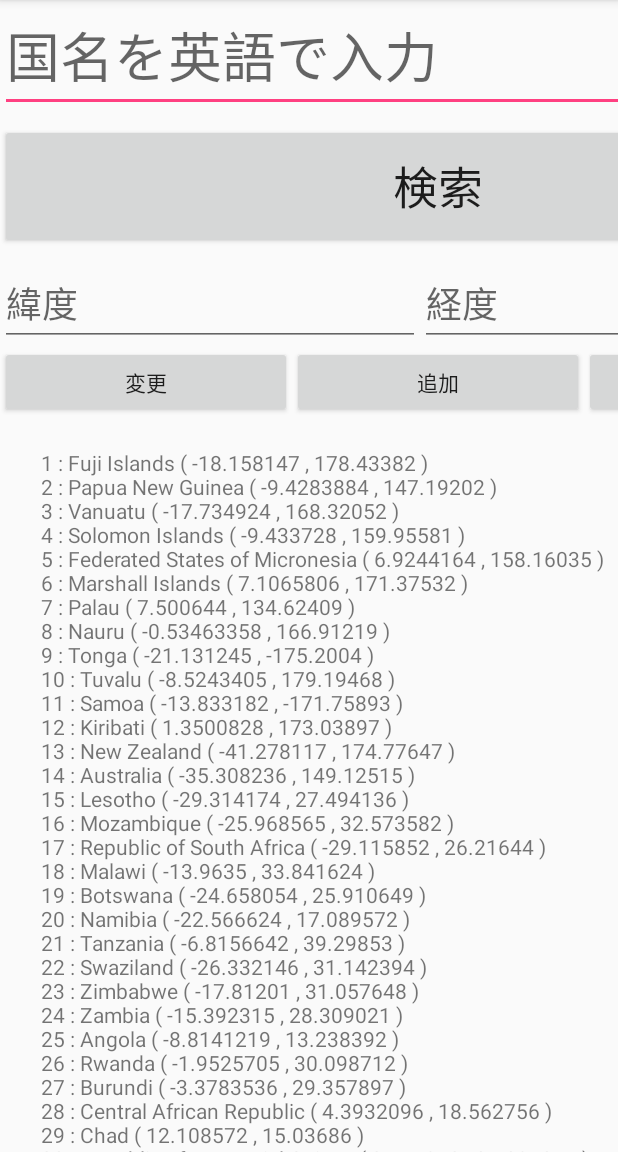
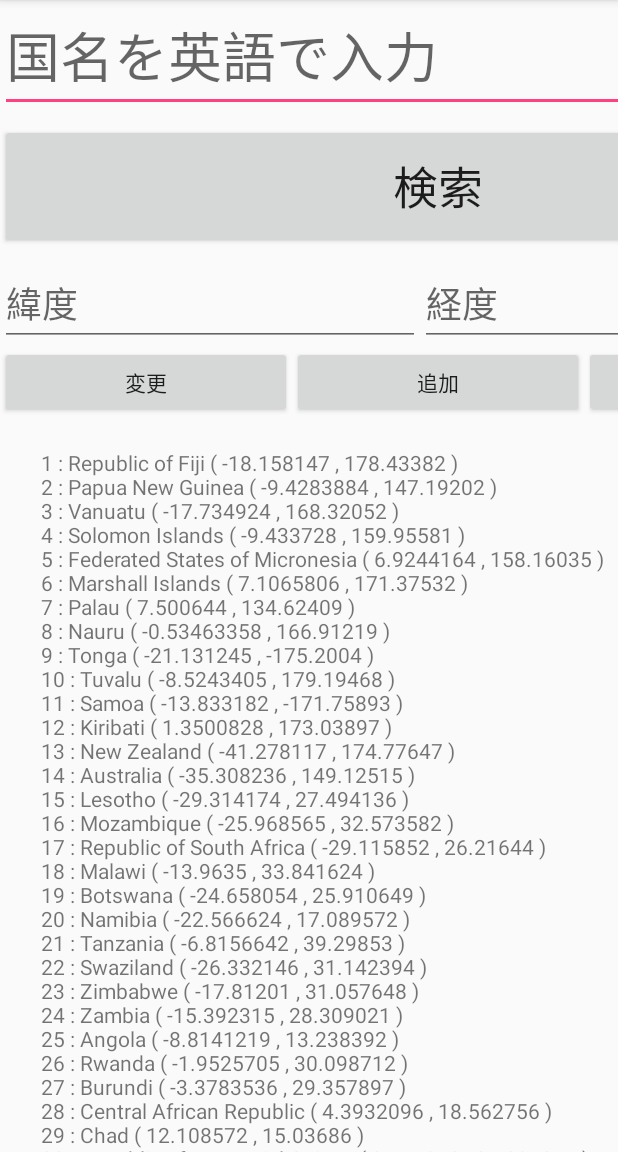
Before and after one commit to j16014/MyApplication5, an Android app: the screen it shows after launch (MainActivity), after a tap on "変更", on a phone screen of 412 x 824 dp, the part 84-1236 px from its top. Run offline under Robolectric (Android 15) with nearby library versions, the phone set to English and light mode, and no system bars.

Commit message:
first commit

```diff
--- a/countrysearch/src/main/java/com/example/countrysearch/DatabaseHelper.java
+++ b/countrysearch/src/main/java/com/example/countrysearch/DatabaseHelper.java
@@ -29,7 +29,7 @@ public class DatabaseHelper extends SQLiteOpenHelper {
         sql += ")";
         sqLiteDatabase.execSQL(sql);
 
-        sqLiteDatabase.execSQL("INSERT INTO MyTable(Name,Ido,Keido) values ('Fuji Islands',-18.158147,178.43382);");
+        sqLiteDatabase.execSQL("INSERT INTO MyTable(Name,Ido,Keido) values ('Republic of Fiji',-18.158147,178.43382);");
         sqLiteDatabase.execSQL("INSERT INTO MyTable(Name,Ido,Keido) values ('Papua New Guinea',-9.4283884,147.19202);");
         sqLiteDatabase.execSQL("INSERT INTO MyTable(Name,Ido,Keido) values ('Vanuatu',-17.734924,168.32052);");
         sqLiteDatabase.execSQL("INSERT INTO MyTable(Name,Ido,Keido) values ('Solomon Islands',-9.433728,159.95581);");
--- a/countrysearch/src/main/java/com/example/countrysearch/MainActivity.java
+++ b/countrysearch/src/main/java/com/example/countrysearch/MainActivity.java
@@ -5,6 +5,10 @@ import android.content.Intent;
 import android.database.Cursor;
 import android.database.DatabaseUtils;
 import android.database.sqlite.SQLiteDatabase;
+import android.graphics.Color;
+import android.graphics.drawable.ColorDrawable;
+import android.graphics.drawable.Drawable;
+import android.support.v4.content.res.ResourcesCompat;
 import android.support.v7.app.AppCompatActivity;
 import android.os.Bundle;
 import android.view.View;
@@ -28,12 +32,16 @@ public class MainActivity extends AppCompatActivity{
     private Button delete;
     /* 更新ボタン */
     private Button change;
+
+    TextView searchText;
     /* 国名変数 */
     private String text;
     /* 緯度変数 */
     private String text2;
     /* 経度変数 */
     private String text3;
+
+    int flag1=0,flag2=0,flag3=0;
 
     /* 追加ボタンのClickリスナー */
     private View.OnClickListener join_ClickListener = new View.OnClickListener(){
@@ -70,6 +78,12 @@ public class MainActivity extends AppCompatActivity{
 
         // db情報表示
         dbDisplay();
+
+        if(flag1==1&&flag2==1&&flag3==1){
+            //TextView searchText = new TextView(this);
+            searchText.setTextColor(Color.RED);
+            setContentView(searchText);
+        }
     }
 
     /* 追加ボタンClick処理 */
@@ -81,9 +95,10 @@ public class MainActivity extends AppCompatActivity{
         text2 = idoT.getText().toString();
         text3 = keidoT.getText().toString();
 
-        if(Double.parseDouble(text2)<=84&&Double.parseDouble(text2)>=-84&&Double.parseDouble(text3)<=180&&Double.parseDouble(text3)>=-180) {
-            // 入力欄に入力されている場合に処理を実行
-            if (text.length() != 0 && text2.length() != 0 && text3.length() != 0) {
+        // 入力欄に入力されている場合に処理を実行
+        if (text.length() != 0 && text2.length() != 0 && text3.length() != 0) {
+            // 緯度と緯度の限界値を設定
+            if(Double.parseDouble(text2)<=84&&Double.parseDouble(text2)>=-84&&Double.parseDouble(text3)<=180&&Double.parseDouble(text3)>=-180) {
                 DatabaseHelper dbHelper = new DatabaseHelper(this);
                 SQLiteDatabase db = dbHelper.getWritableDatabase();
 
@@ -93,10 +108,13 @@ public class MainActivity extends AppCompatActivity{
                 values.put("Ido", Double.parseDouble(text2));
                 values.put("Keido", Double.parseDouble(text3));
 
+                // データベースに入力された値が登録されていないか確認
                 long recodeCount = DatabaseUtils.queryNumEntries(db, "Mytable", "Name=?", new String[]{text});
 
+                // 登録されていない場合
                 if (recodeCount == 0) {
                     try {
+                        // 追加処理
                         ret = db.insert("MyTable", null, values);
 
                         // db情報表示
@@ -110,6 +128,11 @@ public class MainActivity extends AppCompatActivity{
         // 結果トースト表示
         if (ret == -1) {
             Toast.makeText(this, "追加失敗", Toast.LENGTH_SHORT).show();
+            if(flag2==0){
+                flag2=1;
+            }else{
+                flag2=0;
+            }
         } else {
             Toast.makeText(this, "追加成功", Toast.LENGTH_SHORT).show();
         }
@@ -131,10 +154,13 @@ public class MainActivity extends AppCompatActivity{
             ContentValues val = new ContentValues();
             val.put("name", text);
 
+            // データベースに入力された値が登録済みか確認
             long recodeCount = DatabaseUtils.queryNumEntries(db, "Mytable", "Name=?", new String[]{text});
 
+            // 登録済みの場合
             if (recodeCount == 1) {
                 try {
+                    // 削除処理
                     ret = db.delete("MyTable", "NAME= ?", new String[]{text});
 
                     // db情報表示
@@ -147,6 +173,11 @@ public class MainActivity extends AppCompatActivity{
         // 結果トースト表示
         if (ret == -1) {
             Toast.makeText(this, "削除失敗", Toast.LENGTH_SHORT).show();
+            if(flag3==0){
+                flag3=1;
+            }else{
+                flag3=0;
+            }
         } else {
             Toast.makeText(this, "削除成功", Toast.LENGTH_SHORT).show();
         }
@@ -165,11 +196,14 @@ public class MainActivity extends AppCompatActivity{
             SQLiteDatabase db = dbHelper.getWritableDatabase();
             Cursor c;
 
+            // データベースに入力された値が登録済みか確認
             long recodeCount = DatabaseUtils.queryNumEntries(db, "Mytable", "Name=?", new String[]{text});
 
+            // 登録済みの場合
             if (recodeCount == 1) {
                 ret = 1;
                 try {
+                    // 検索処理
                     c = db.rawQuery("select * from Mytable where Name = ?", new String[]{text});
 
                     if (c.moveToFirst()) {
@@ -206,9 +240,10 @@ public class MainActivity extends AppCompatActivity{
         text2 = idoT.getText().toString();
         text3 = keidoT.getText().toString();
 
-        if(Double.parseDouble(text2)<=84&&Double.parseDouble(text2)>=-84&&Double.parseDouble(text3)<=180&&Double.parseDouble(text3)>=-180) {
-            // 入力欄に入力されている場合に処理を実行
-            if (text.length() != 0 && text2.length() != 0 && text3.length() != 0) {
+        // 入力欄に入力されている場合に処理を実行
+        if (text.length() != 0 && text2.length() != 0 && text3.length() != 0) {
+            // 緯度と緯度の限界値を設定
+            if(Double.parseDouble(text2)<=84&&Double.parseDouble(text2)>=-84&&Double.parseDouble(text3)<=180&&Double.parseDouble(text3)>=-180) {
                 DatabaseHelper dbHelper = new DatabaseHelper(this);
                 SQLiteDatabase db = dbHelper.getWritableDatabase();
 
@@ -218,10 +253,13 @@ public class MainActivity extends AppCompatActivity{
                 values.put("Ido", Double.parseDouble(text2));
                 values.put("Keido", Double.parseDouble(text3));
 
+                // データベースに入力された値が登録済みか確認
                 long recodeCount = DatabaseUtils.queryNumEntries(db, "Mytable", "Name=?", new String[]{text});
 
+                // 登録済みの場合
                 if (recodeCount == 1) {
                     try {
+                        // 更新処理
                         ret = db.update("MyTable", values, "Name=?", new String[]{text});
 
                         // db情報表示
@@ -235,6 +273,11 @@ public class MainActivity extends AppCompatActivity{
         // 結果トースト表示
         if (ret == -1){
             Toast.makeText(this,"変更失敗",Toast.LENGTH_SHORT).show();
+            if(flag1==0){
+                flag1=1;
+            }else{
+                flag1=0;
+            }
         } else {
             Toast.makeText(this,"変更成功",Toast.LENGTH_SHORT).show();
         }
--- a/countrysearch/src/main/java/com/example/countrysearch/MapsActivity.java
+++ b/countrysearch/src/main/java/com/example/countrysearch/MapsActivity.java
@@ -61,7 +61,5 @@ public class MapsActivity extends FragmentActivity implements OnMapReadyCallback
         UiSettings settings = mMap.getUiSettings();
         // ズームイン・アウトボタンの有効化
         settings.setZoomControlsEnabled(true);
-
-        mMap.setBuildingsEnabled(true);
     }
 }
--- a/countrysearch/src/main/res/layout/activity_error.xml
+++ b/countrysearch/src/main/res/layout/activity_error.xml
@@ -42,10 +42,4 @@
         app:layout_constraintVertical_bias="0.315"
         app:layout_constraintHorizontal_bias="0.501" />
 
-    <TextView
-        android:id="@+id/textView3"
-        android:layout_width="wrap_content"
-        android:layout_height="wrap_content"
-        tools:layout_editor_absoluteX="38dp"
-        tools:layout_editor_absoluteY="454dp" />
 </android.support.constraint.ConstraintLayout>
--- a/countrysearch/src/main/res/layout/activity_main.xml
+++ b/countrysearch/src/main/res/layout/activity_main.xml
@@ -12,8 +12,8 @@
         android:layout_height="807dp"
         android:gravity="center_horizontal"
         android:orientation="horizontal"
-            tools:layout_editor_absoluteY="8dp"
-            tools:layout_editor_absoluteX="8dp">
+        tools:layout_editor_absoluteX="8dp"
+        tools:layout_editor_absoluteY="8dp">
 
         <LinearLayout
             android:layout_width="match_parent"
@@ -59,7 +59,7 @@
                         android:layout_weight="1"
                         android:ems="10"
                         android:hint="@string/IdoText"
-                            android:inputType="textPersonName|number"
+                        android:inputType="numberSigned|numberDecimal"
                         android:textSize="24sp" />
 
                     <EditText
@@ -69,7 +69,7 @@
                         android:layout_weight="1"
                         android:ems="10"
                         android:hint="@string/KeidoText"
-                            android:inputType="textPersonName|number"
+                        android:inputType="numberSigned|numberDecimal"
                         android:textSize="24sp" />
                 </LinearLayout>
 
```
Lines whose indentation alone changed are shown as unchanged.
